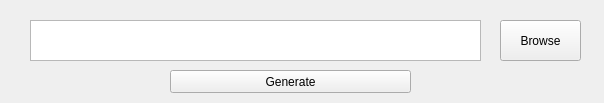
Above: Licesing/GenerateClientFingerprintUI/mainwindow.ui from Tudi/TempStorage before the change. Below: the same form after it.
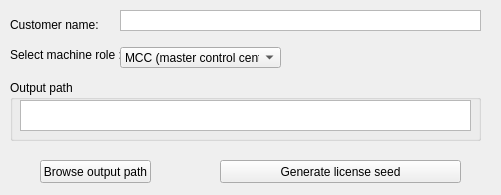
That is the form after the change.

Commit message: - few changes here and there : SLL client server support, seed server, VM fingerprinting, multi license in 1 file support, detect HW changes....

```diff
--- a/Licesing/GenerateClientFingerprintUI/mainwindow.ui
+++ b/Licesing/GenerateClientFingerprintUI/mainwindow.ui
@@ -6,8 +6,8 @@
    <rect>
     <x>0</x>
     <y>0</y>
-    <width>604</width>
-    <height>103</height>
+    <width>501</width>
+    <height>195</height>
    </rect>
   </property>
   <property name="windowTitle">
@@ -20,42 +20,139 @@
    <bool>false</bool>
   </property>
   <widget class="QWidget" name="centralWidget">
-   <widget class="QTextEdit" name="te_OutputPath">
-    <property name="geometry">
-     <rect>
-      <x>30</x>
-      <y>20</y>
-      <width>451</width>
-      <height>41</height>
-     </rect>
-    </property>
-   </widget>
    <widget class="QPushButton" name="pb_BrowsePath">
     <property name="geometry">
      <rect>
-      <x>500</x>
-      <y>20</y>
-      <width>81</width>
-      <height>41</height>
+      <x>40</x>
+      <y>160</y>
+      <width>111</width>
+      <height>23</height>
      </rect>
     </property>
     <property name="text">
-     <string>Browse</string>
+     <string>Browse output path</string>
     </property>
    </widget>
    <widget class="QPushButton" name="pb_Generate">
     <property name="geometry">
      <rect>
-      <x>170</x>
-      <y>70</y>
+      <x>220</x>
+      <y>160</y>
       <width>241</width>
       <height>23</height>
      </rect>
     </property>
     <property name="text">
-     <string>Generate</string>
+     <string>Generate license seed</string>
     </property>
    </widget>
+   <widget class="QLabel" name="la_SelectMachine">
+    <property name="geometry">
+     <rect>
+      <x>10</x>
+      <y>47</y>
+      <width>111</width>
+      <height>16</height>
+     </rect>
+    </property>
+    <property name="text">
+     <string>Select machine role :</string>
+    </property>
+   </widget>
+   <widget class="QComboBox" name="co_Role">
+    <property name="geometry">
+     <rect>
+      <x>120</x>
+      <y>47</y>
+      <width>161</width>
+      <height>21</height>
+     </rect>
+    </property>
+    <item>
+     <property name="text">
+      <string>MCC (master control center)</string>
+     </property>
+    </item>
+    <item>
+     <property name="text">
+      <string>RCC (regional)</string>
+     </property>
+    </item>
+    <item>
+     <property name="text">
+      <string>BCC (backup control center)</string>
+     </property>
+    </item>
+    <item>
+     <property name="text">
+      <string>LF (landfall)</string>
+     </property>
+    </item>
+    <item>
+     <property name="text">
+      <string>PST (pump station local)</string>
+     </property>
+    </item>
+    <item>
+     <property name="text">
+      <string>WS (Client Workstation)</string>
+     </property>
+    </item>
+    <item>
+     <property name="text">
+      <string>EWS (engineering WS)</string>
+     </property>
+    </item>
+   </widget>
+   <widget class="QLabel" name="la_ClientName">
+    <property name="geometry">
+     <rect>
+      <x>10</x>
+      <y>17</y>
+      <width>91</width>
+      <height>16</height>
+     </rect>
+    </property>
+    <property name="text">
+     <string>Customer name:</string>
+    </property>
+   </widget>
+   <widget class="QTextEdit" name="te_Name">
+    <property name="geometry">
+     <rect>
+      <x>120</x>
+      <y>10</y>
+      <width>361</width>
+      <height>21</height>
+     </rect>
+    </property>
+    <property name="verticalScrollBarPolicy">
+     <enum>Qt::ScrollBarAlwaysOff</enum>
+    </property>
+   </widget>
+   <widget class="QGroupBox" name="groupBox">
+    <property name="geometry">
+     <rect>
+      <x>10</x>
+      <y>80</y>
+      <width>471</width>
+      <height>61</height>
+     </rect>
+    </property>
+    <property name="title">
+     <string>Output path</string>
+    </property>
+    <widget class="QTextEdit" name="te_OutputPath">
+     <property name="geometry">
+      <rect>
+       <x>10</x>
+       <y>20</y>
+       <width>451</width>
+       <height>31</height>
+      </rect>
+     </property>
+    </widget>
+   </widget>
   </widget>
  </widget>
  <layoutdefault spacing="6" margin="11"/>
```
The commit also changes 101 other files.
